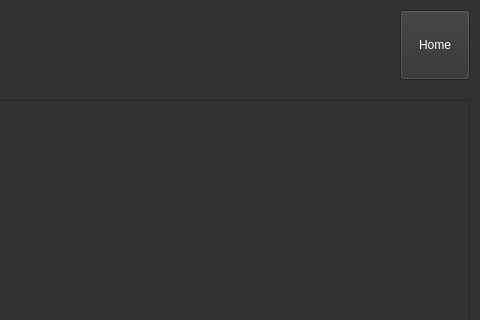
First picture: the form in designs/project_history_window.ui, repository DaryaSanina/media-editor, before the edit; both pictures show x 320 to 800 and y 0 to 320 of the 800 by 600 pixel window.
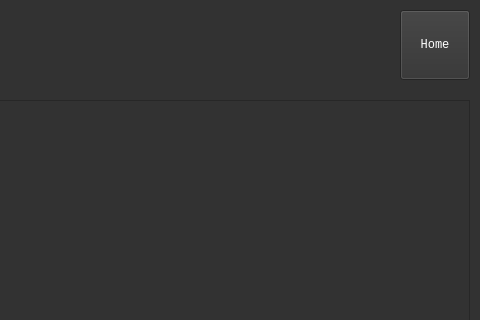
Second picture: the form after the edit.

Diff of the .ui file:
```diff
--- a/designs/project_history_window.ui
+++ b/designs/project_history_window.ui
@@ -10,6 +10,184 @@
     <height>600</height>
    </rect>
   </property>
+  <property name="sizePolicy">
+   <sizepolicy hsizetype="Fixed" vsizetype="Fixed">
+    <horstretch>0</horstretch>
+    <verstretch>0</verstretch>
+   </sizepolicy>
+  </property>
+  <property name="palette">
+   <palette>
+    <active>
+     <colorrole role="WindowText">
+      <brush brushstyle="SolidPattern">
+       <color alpha="255">
+        <red>255</red>
+        <green>255</green>
+        <blue>255</blue>
+       </color>
+      </brush>
+     </colorrole>
+     <colorrole role="Button">
+      <brush brushstyle="SolidPattern">
+       <color alpha="255">
+        <red>50</red>
+        <green>50</green>
+        <blue>50</blue>
+       </color>
+      </brush>
+     </colorrole>
+     <colorrole role="Text">
+      <brush brushstyle="SolidPattern">
+       <color alpha="255">
+        <red>255</red>
+        <green>255</green>
+        <blue>255</blue>
+       </color>
+      </brush>
+     </colorrole>
+     <colorrole role="ButtonText">
+      <brush brushstyle="SolidPattern">
+       <color alpha="255">
+        <red>255</red>
+        <green>255</green>
+        <blue>255</blue>
+       </color>
+      </brush>
+     </colorrole>
+     <colorrole role="Base">
+      <brush brushstyle="SolidPattern">
+       <color alpha="255">
+        <red>50</red>
+        <green>50</green>
+        <blue>50</blue>
+       </color>
+      </brush>
+     </colorrole>
+     <colorrole role="Window">
+      <brush brushstyle="SolidPattern">
+       <color alpha="255">
+        <red>50</red>
+        <green>50</green>
+        <blue>50</blue>
+       </color>
+      </brush>
+     </colorrole>
+    </active>
+    <inactive>
+     <colorrole role="WindowText">
+      <brush brushstyle="SolidPattern">
+       <color alpha="255">
+        <red>255</red>
+        <green>255</green>
+        <blue>255</blue>
+       </color>
+      </brush>
+     </colorrole>
+     <colorrole role="Button">
+      <brush brushstyle="SolidPattern">
+       <color alpha="255">
+        <red>50</red>
+        <green>50</green>
+        <blue>50</blue>
+       </color>
+      </brush>
+     </colorrole>
+     <colorrole role="Text">
+      <brush brushstyle="SolidPattern">
+       <color alpha="255">
+        <red>255</red>
+        <green>255</green>
+        <blue>255</blue>
+       </color>
+      </brush>
+     </colorrole>
+     <colorrole role="ButtonText">
+      <brush brushstyle="SolidPattern">
+       <color alpha="255">
+        <red>255</red>
+        <green>255</green>
+        <blue>255</blue>
+       </color>
+      </brush>
+     </colorrole>
+     <colorrole role="Base">
+      <brush brushstyle="SolidPattern">
+       <color alpha="255">
+        <red>50</red>
+        <green>50</green>
+        <blue>50</blue>
+       </color>
+      </brush>
+     </colorrole>
+     <colorrole role="Window">
+      <brush brushstyle="SolidPattern">
+       <color alpha="255">
+        <red>50</red>
+        <green>50</green>
+        <blue>50</blue>
+       </color>
+      </brush>
+     </colorrole>
+    </inactive>
+    <disabled>
+     <colorrole role="WindowText">
+      <brush brushstyle="SolidPattern">
+       <color alpha="255">
+        <red>120</red>
+        <green>120</green>
+        <blue>120</blue>
+       </color>
+      </brush>
+     </colorrole>
+     <colorrole role="Button">
+      <brush brushstyle="SolidPattern">
+       <color alpha="255">
+        <red>50</red>
+        <green>50</green>
+        <blue>50</blue>
+       </color>
+      </brush>
+     </colorrole>
+     <colorrole role="Text">
+      <brush brushstyle="SolidPattern">
+       <color alpha="255">
+        <red>120</red>
+        <green>120</green>
+        <blue>120</blue>
+       </color>
+      </brush>
+     </colorrole>
+     <colorrole role="ButtonText">
+      <brush brushstyle="SolidPattern">
+       <color alpha="255">
+        <red>120</red>
+        <green>120</green>
+        <blue>120</blue>
+       </color>
+      </brush>
+     </colorrole>
+     <colorrole role="Base">
+      <brush brushstyle="SolidPattern">
+       <color alpha="255">
+        <red>50</red>
+        <green>50</green>
+        <blue>50</blue>
+       </color>
+      </brush>
+     </colorrole>
+     <colorrole role="Window">
+      <brush brushstyle="SolidPattern">
+       <color alpha="255">
+        <red>50</red>
+        <green>50</green>
+        <blue>50</blue>
+       </color>
+      </brush>
+     </colorrole>
+    </disabled>
+   </palette>
+  </property>
   <property name="windowTitle">
    <string>Project history</string>
   </property>
@@ -39,6 +217,11 @@
       <height>70</height>
      </rect>
     </property>
+    <property name="font">
+     <font>
+      <family>Consolas</family>
+     </font>
+    </property>
     <property name="styleSheet">
      <string notr="true">color: white</string>
     </property>
```
Left out of the diff: 181 changed lines with no effect on the pictures.
